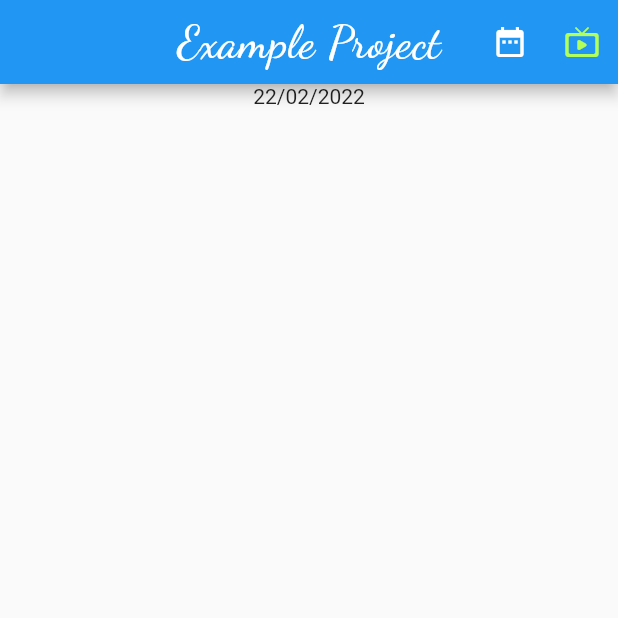
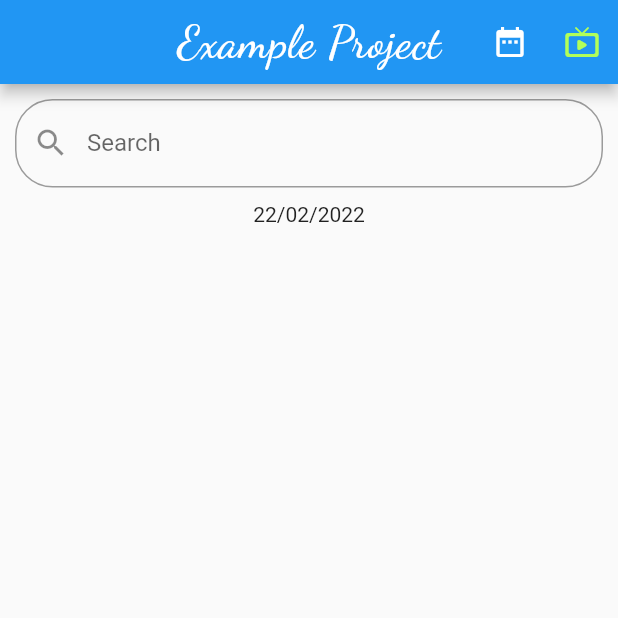
Before and after one commit to Hadjimamas/Testing_Project, a Flutter app: the screen it shows after launch, on a phone screen of 412 x 824 dp, the top half of it. Run offline on Flutter 3.47's test engine with Material 2 defaults, Android fonts, the phone set to English and light mode, and no system bars; our stand-ins replace google_fonts.

Commit message:
Practice Project

```diff
--- a/lib/main.dart
+++ b/lib/main.dart
@@ -28,6 +28,7 @@ class MyHomePage extends StatefulWidget {
 }
 
 class _MyHomePage extends State<MyHomePage> {
+  TextEditingController editingController = TextEditingController();
   DateTime selectedDate = DateTime.now();
 
   Future<void> _selectDate(BuildContext context) async {
@@ -106,6 +107,21 @@ class _MyHomePage extends State<MyHomePage> {
             )
           ],
         ),
+        Padding(
+          padding: const EdgeInsets.all(10),
+          child: TextField(
+            controller: editingController,
+            decoration: const InputDecoration(
+
+                ///https://karthikponnam.medium.com/flutter-search-in-listview-1ffa40956685
+
+                labelText: "Search",
+                hintText: "Search",
+                prefixIcon: Icon(Icons.search),
+                border: OutlineInputBorder(
+                    borderRadius: BorderRadius.all(Radius.circular(25.0)))),
+          ),
+        ),
         //Text("${selectedDate.toLocal()}".split(' ')[0]),
         Text(dateNow),
         //print(listScore.where((score) => score > 1).toList());
```
Also changed, not shown: pubspec.lock.
